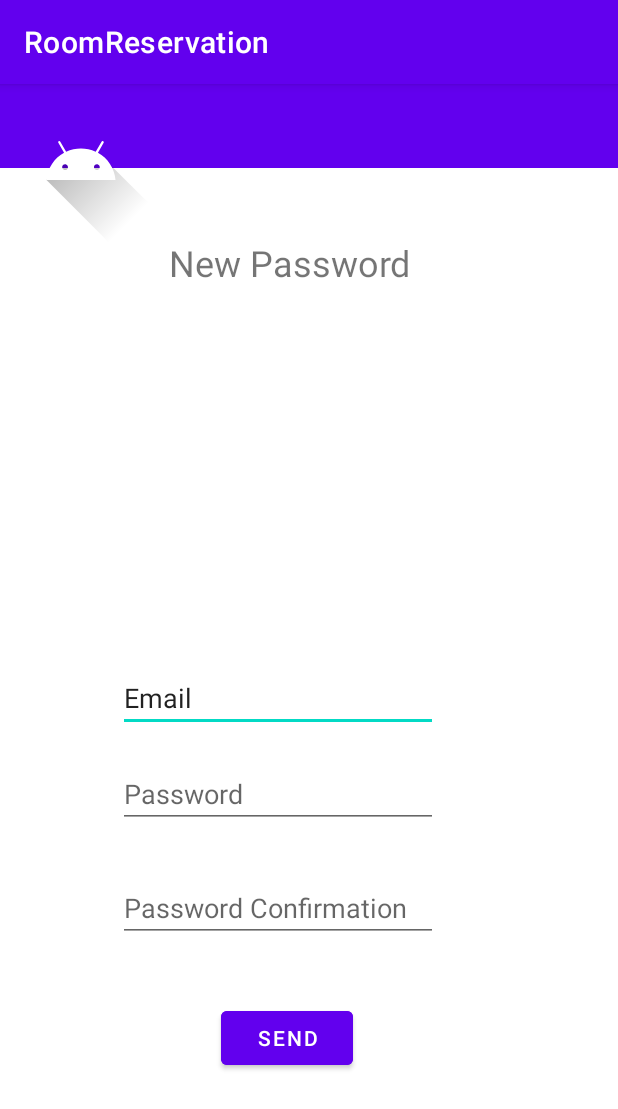
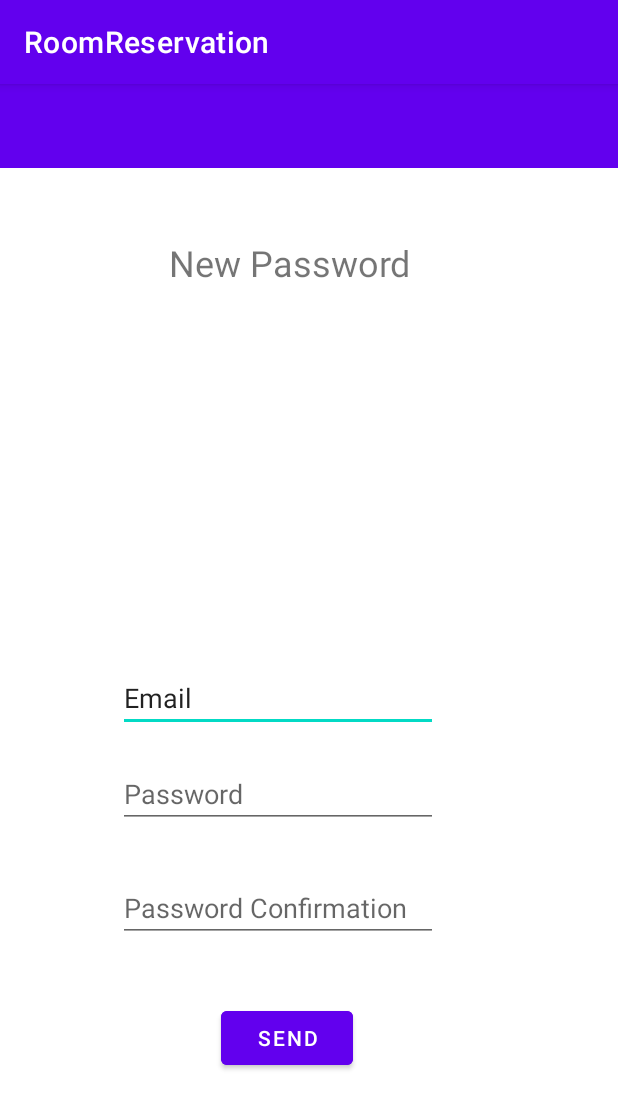
Before and after one commit to RobertHESSO/RoomReservation, an Android app: the ForgotPassword screen opened directly, with no data from a screen before it, on a phone screen of 412 x 824 dp. Shown: the top 1109 px of the screen. Run offline under Robolectric (Android 15) with nearby library versions, the phone set to English and light mode, and no system bars.

```diff
--- a/app/src/main/res/layout/activity_forgot_password.xml
+++ b/app/src/main/res/layout/activity_forgot_password.xml
@@ -78,9 +78,4 @@
         app:layout_constraintStart_toStartOf="parent"
         app:layout_constraintTop_toTopOf="parent" />
 
-    <ImageView
-        android:id="@+id/imageView"
-        android:layout_width="wrap_content"
-        android:layout_height="wrap_content"
-        app:srcCompat="@drawable/ic_launcher_foreground" />
 </androidx.constraintlayout.widget.ConstraintLayout>
```
